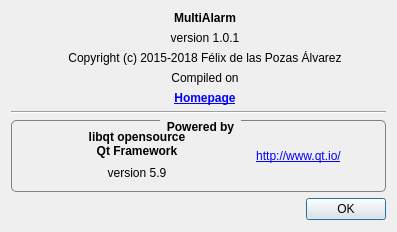
Above: AboutDialog.ui from FelixdelasPozas/MultiAlarm before the change. Below: the same form after it.
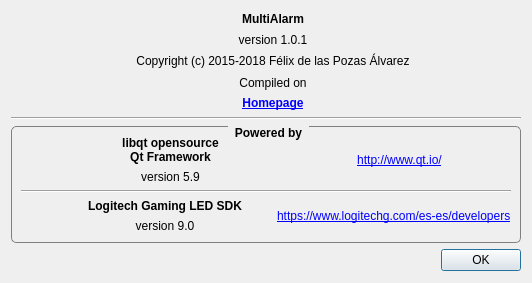
That is the form after the change. Icons and pictures are not drawn.

Commit message: Added support to show alarm progress in Logitech Gaming RGB keyboards.

```diff
--- a/AboutDialog.ui
+++ b/AboutDialog.ui
@@ -6,20 +6,20 @@
    <rect>
     <x>0</x>
     <y>0</y>
-    <width>397</width>
-    <height>232</height>
+    <width>532</width>
+    <height>283</height>
    </rect>
   </property>
   <property name="minimumSize">
    <size>
-    <width>397</width>
-    <height>232</height>
+    <width>532</width>
+    <height>283</height>
    </size>
   </property>
   <property name="maximumSize">
    <size>
-    <width>397</width>
-    <height>232</height>
+    <width>532</width>
+    <height>283</height>
    </size>
   </property>
   <property name="windowTitle">
@@ -265,6 +265,76 @@
           </item>
          </layout>
         </item>
+        <item>
+         <widget class="Line" name="line_2">
+          <property name="orientation">
+           <enum>Qt::Horizontal</enum>
+          </property>
+         </widget>
+        </item>
+        <item>
+         <layout class="QHBoxLayout" name="horizontalLayout_2">
+          <item>
+           <widget class="QLabel" name="label_8">
+            <property name="maximumSize">
+             <size>
+              <width>32</width>
+              <height>32</height>
+             </size>
+            </property>
+            <property name="text">
+             <string/>
+            </property>
+            <property name="pixmap">
+             <pixmap resource="rsc/resources.qrc">:/MultiAlarm/logitech.svg</pixmap>
+            </property>
+            <property name="scaledContents">
+             <bool>true</bool>
+            </property>
+           </widget>
+          </item>
+          <item>
+           <layout class="QVBoxLayout" name="verticalLayout_5">
+            <item>
+             <widget class="QLabel" name="label_9">
+              <property name="font">
+               <font>
+                <weight>75</weight>
+                <bold>true</bold>
+               </font>
+              </property>
+              <property name="text">
+               <string>Logitech Gaming LED SDK</string>
+              </property>
+              <property name="alignment">
+               <set>Qt::AlignCenter</set>
+              </property>
+             </widget>
+            </item>
+            <item>
+             <widget class="QLabel" name="label_10">
+              <property name="text">
+               <string>version 9.0</string>
+              </property>
+              <property name="alignment">
+               <set>Qt::AlignCenter</set>
+              </property>
+             </widget>
+            </item>
+           </layout>
+          </item>
+          <item>
+           <widget class="QLabel" name="label_6">
+            <property name="text">
+             <string>&lt;a href=&quot;https://www.logitechg.com/es-es/developers&quot;&gt;https://www.logitechg.com/es-es/developers&lt;/a&gt;</string>
+            </property>
+            <property name="openExternalLinks">
+             <bool>true</bool>
+            </property>
+           </widget>
+          </item>
+         </layout>
+        </item>
        </layout>
       </widget>
      </item>
```
The commit also changes 12 other files.
